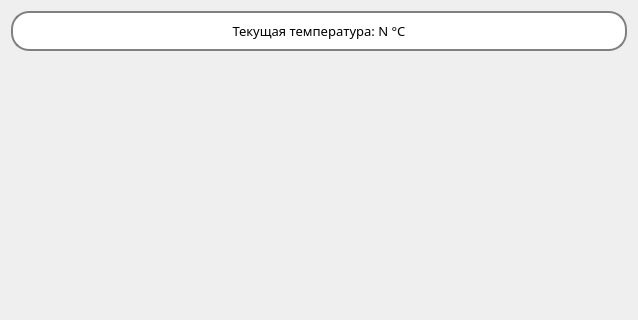
Old version of the form ui/temperature.ui in the repository chelovek12565/farm; both pictures show x 0 to 638 and y 0 to 320 of the 638 by 782 pixel window.
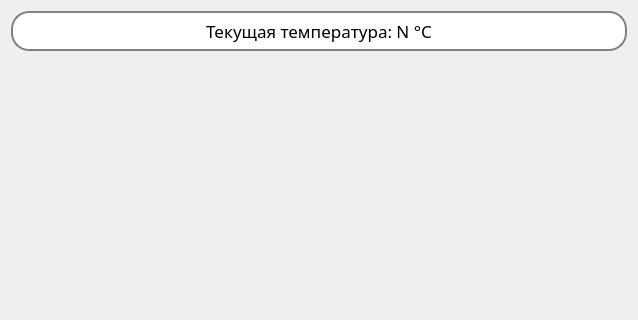
New version of the form.

Patch:
```diff
--- a/ui/temperature.ui
+++ b/ui/temperature.ui
@@ -34,7 +34,7 @@
      <property name="font">
       <font>
        <family>Segoe UI Semibold</family>
-       <pointsize>10</pointsize>
+       <pointsize>13</pointsize>
        <weight>7</weight>
        <italic>false</italic>
        <bold>false</bold>
```
Left out of the diff: 2 changed lines with no effect on the pictures.
